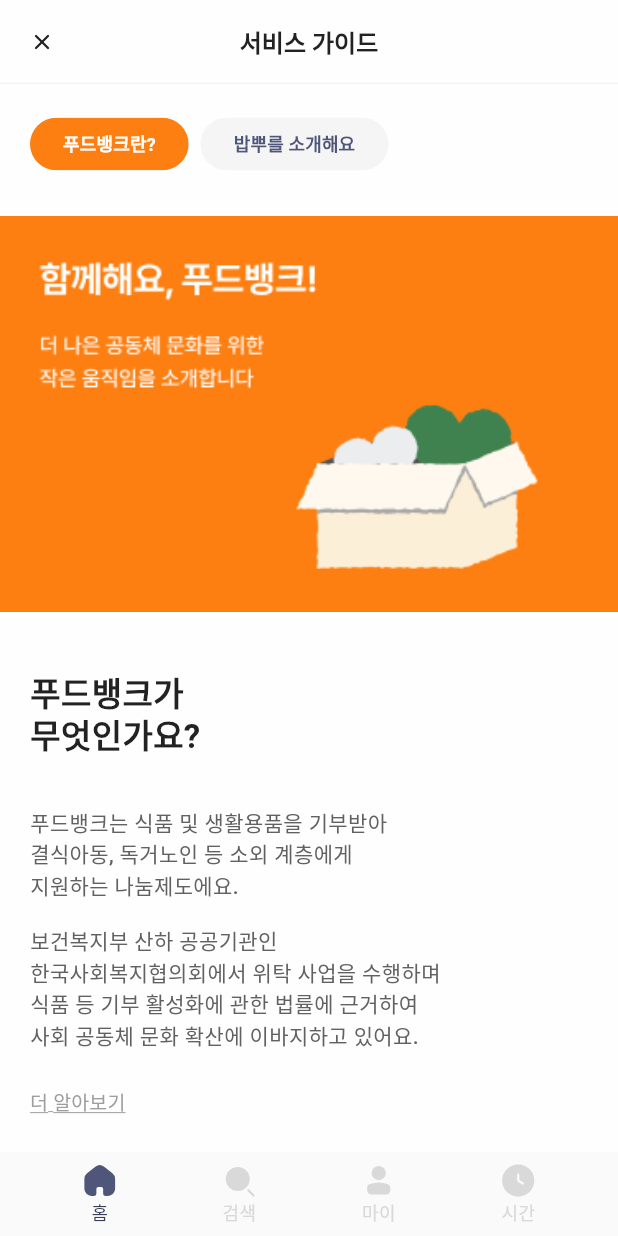
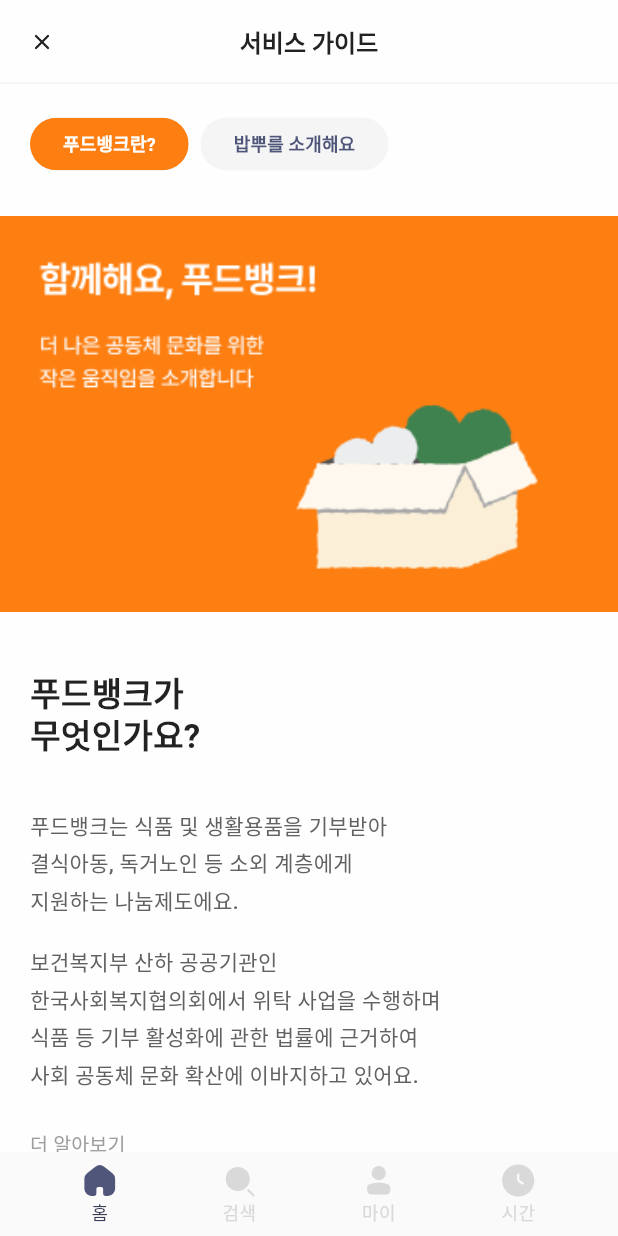
Before and after one commit to team-bbtrain/BabBBu, a Flutter app: the screen it shows after launch, on a phone screen of 412 x 824 dp. Run offline on Flutter 3.47's test engine with Material 3 defaults, Android fonts, the phone set to English and light mode, and no system bars; our stand-ins replace flutter_svg; Roboto replaces fonts that are missing (Pretendard).

Commit message:
feat: modify text height

```diff
--- a/lib/ui/screens/guide_page/guide_page_textstyle.dart
+++ b/lib/ui/screens/guide_page/guide_page_textstyle.dart
@@ -6,7 +6,7 @@ class GuidePageTextStyle {
   static TextStyle titleTextStyle = AppTextStyles.title2Bold.copyWith(
     color: AppColors.text400,
   );
-  static TextStyle bodyTextStyle = AppTextStyles.body2NormalMedium.copyWith(
+  static TextStyle bodyTextStyle = AppTextStyles.body2ReadingMedium.copyWith(
     color: AppColors.text200,
   );
   static TextStyle textButtonTextStyle =
--- a/lib/ui/theme/fonts.dart
+++ b/lib/ui/theme/fonts.dart
@@ -74,17 +74,17 @@ class AppTextStyles {
   static TextStyle body1NormalLight =
       _baseTextStyle(fontSize: 16, height: 20, fontWeight: FontWeight.w300);
 
-  // Body 1 Reading (16px / 22px)
+  // Body 1 Reading (16px / 26px)
   static TextStyle body1ReadingBold =
-      _baseTextStyle(fontSize: 16, height: 22, fontWeight: FontWeight.w700);
+      _baseTextStyle(fontSize: 16, height: 26, fontWeight: FontWeight.w700);
   static TextStyle body1ReadingSemibold =
-      _baseTextStyle(fontSize: 16, height: 22, fontWeight: FontWeight.w600);
+      _baseTextStyle(fontSize: 16, height: 26, fontWeight: FontWeight.w600);
   static TextStyle body1ReadingMedium =
-      _baseTextStyle(fontSize: 16, height: 22, fontWeight: FontWeight.w500);
+      _baseTextStyle(fontSize: 16, height: 26, fontWeight: FontWeight.w500);
   static TextStyle body1ReadingRegular =
-      _baseTextStyle(fontSize: 16, height: 22, fontWeight: FontWeight.w400);
+      _baseTextStyle(fontSize: 16, height: 26, fontWeight: FontWeight.w400);
   static TextStyle body1ReadingLight =
-      _baseTextStyle(fontSize: 16, height: 22, fontWeight: FontWeight.w300);
+      _baseTextStyle(fontSize: 16, height: 26, fontWeight: FontWeight.w300);
 
   // Body 2 Normal (14px / 20px)
   static TextStyle body2NormalBold =
@@ -98,17 +98,17 @@ class AppTextStyles {
   static TextStyle body2NormalLight =
       _baseTextStyle(fontSize: 14, height: 20, fontWeight: FontWeight.w300);
 
-  // Body 2 Reading (14px / 22px)
+  // Body 2 Reading (14px / 24px)
   static TextStyle body2ReadingBold =
-      _baseTextStyle(fontSize: 14, height: 22, fontWeight: FontWeight.w700);
+      _baseTextStyle(fontSize: 14, height: 24, fontWeight: FontWeight.w700);
   static TextStyle body2ReadingSemibold =
-      _baseTextStyle(fontSize: 14, height: 22, fontWeight: FontWeight.w600);
+      _baseTextStyle(fontSize: 14, height: 24, fontWeight: FontWeight.w600);
   static TextStyle body2ReadingMedium =
-      _baseTextStyle(fontSize: 14, height: 22, fontWeight: FontWeight.w500);
+      _baseTextStyle(fontSize: 14, height: 24, fontWeight: FontWeight.w500);
   static TextStyle body2ReadingRegular =
-      _baseTextStyle(fontSize: 14, height: 22, fontWeight: FontWeight.w400);
+      _baseTextStyle(fontSize: 14, height: 24, fontWeight: FontWeight.w400);
   static TextStyle body2ReadingLight =
-      _baseTextStyle(fontSize: 14, height: 22, fontWeight: FontWeight.w300);
+      _baseTextStyle(fontSize: 14, height: 24, fontWeight: FontWeight.w300);
 
   // Label Normal (13px / 18px)
   static TextStyle labelNormalBold =
```
